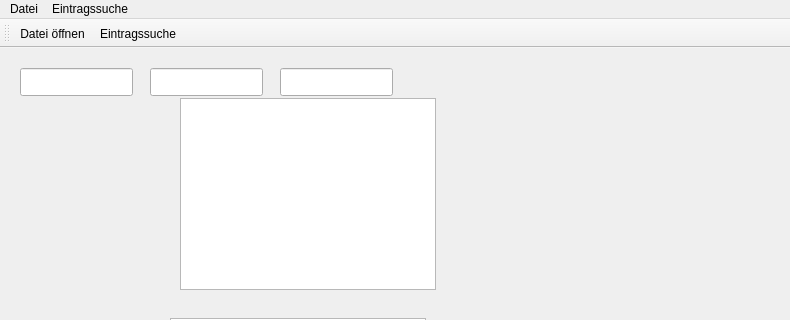
Virsoh/Praktikum-3-Booking, file travelagencyui.ui: the form before one commit; both pictures show x 0 to 790 and y 0 to 320 of the 790 by 600 pixel window.
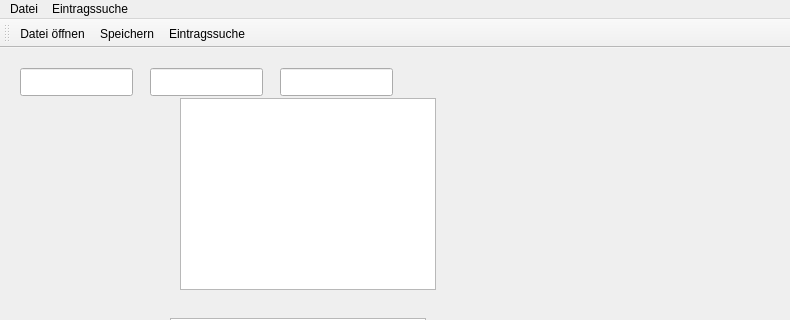
The form after the commit. Icons and pictures are not drawn.

The edit to the form file:
```diff
--- a/travelagencyui.ui
+++ b/travelagencyui.ui
@@ -101,6 +101,7 @@
     <bool>false</bool>
    </attribute>
    <addaction name="actionDateiOeffnen"/>
+   <addaction name="actionSpeichern"/>
    <addaction name="actionEintragssuche"/>
   </widget>
   <action name="actionDateiOeffnen">
@@ -124,7 +125,15 @@
     <enum>QAction::NoRole</enum>
    </property>
   </action>
- </widget>
+  <action name="actionSpeichern">
+   <property name="icon">
+    <iconset theme="document-save"/>
+   </property>
+   <property name="text">
+    <string>Speichern</string>
+   </property>
+  </action>
+</widget>
  <resources/>
  <connections/>
 </ui>
```
Left out of the diff: 1 changed line with no effect on the pictures.
